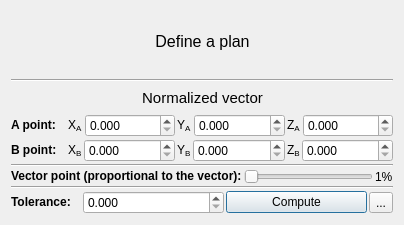
Before: the Qt Designer form qExametrics/exametricsDialog.ui in CleiK/Exametrics, drawn with Qt 5.
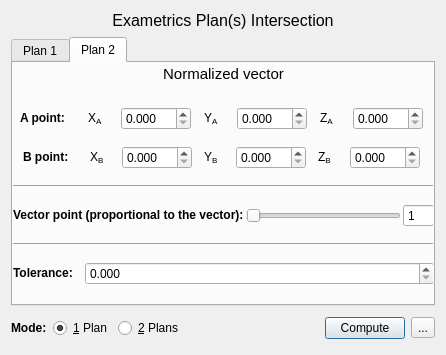
After: the same form once the commit is applied. The open tabs and pages were chosen to show the change. Icons and pictures are not drawn.

Commit message: threaded intersection compute

```diff
--- a/qExametrics/exametricsDialog.ui
+++ b/qExametrics/exametricsDialog.ui
@@ -6,10 +6,16 @@
    <rect>
     <x>0</x>
     <y>0</y>
-    <width>404</width>
-    <height>225</height>
+    <width>440</width>
+    <height>355</height>
    </rect>
   </property>
+  <property name="maximumSize">
+   <size>
+    <width>440</width>
+    <height>355</height>
+   </size>
+  </property>
   <property name="windowTitle">
    <string>Exametrics</string>
   </property>
@@ -40,7 +46,7 @@
         </font>
        </property>
        <property name="text">
-        <string>&lt;html&gt;&lt;head/&gt;&lt;body&gt;&lt;p align=&quot;center&quot;&gt;&lt;span style=&quot; font-size:12pt;&quot;&gt;Define a plan&lt;/span&gt;&lt;/p&gt;&lt;/body&gt;&lt;/html&gt;</string>
+        <string>&lt;html&gt;&lt;head/&gt;&lt;body&gt;&lt;p align=&quot;center&quot;&gt;&lt;span style=&quot; font-size:12pt;&quot;&gt;Exametrics Plan(s) Intersection&lt;/span&gt;&lt;/p&gt;&lt;/body&gt;&lt;/html&gt;</string>
        </property>
        <property name="textFormat">
         <enum>Qt::RichText</enum>
@@ -66,21 +72,35 @@
     </layout>
    </item>
    <item>
-    <widget class="Line" name="line_3">
-     <property name="orientation">
-      <enum>Qt::Horizontal</enum>
+    <widget class="QTabWidget" name="tabWidget">
+     <property name="tabPosition">
+      <enum>QTabWidget::North</enum>
      </property>
-    </widget>
-   </item>
-   <item>
-    <layout class="QVBoxLayout" name="ParametersVerticalLayout">
-     <property name="spacing">
-      <number>2</number>
+     <property name="tabShape">
+      <enum>QTabWidget::Rounded</enum>
      </property>
      <property name="leftMargin">
       <number>0</number>
      </property>
-     <item>
+     <widget class="QWidget" name="tabP1">
+      <property name="minimumSize">
+       <size>
+        <width>420</width>
+        <height>0</height>
+       </size>
+      </property>
+      <attribute name="title">
+       <string>Plan 1</string>
+      </attribute>
+      <widget class="QWidget" name="layoutWidget">
+       <property name="geometry">
+        <rect>
+         <x>0</x>
+         <y>0</y>
+         <width>421</width>
+         <height>27</height>
+        </rect>
+       </property>
       <layout class="QHBoxLayout" name="vectorPointsHorizontalLayout">
        <property name="bottomMargin">
         <number>4</number>
@@ -122,9 +142,28 @@
         </spacer>
        </item>
       </layout>
-     </item>
+      </widget>
+      <widget class="QWidget" name="layoutWidget_2">
+       <property name="geometry">
+        <rect>
+         <x>0</x>
+         <y>30</y>
+         <width>421</width>
+         <height>206</height>
+        </rect>
+       </property>
+       <layout class="QVBoxLayout" name="ParametersVerticalLayout">
+        <property name="spacing">
+         <number>2</number>
+        </property>
+        <property name="leftMargin">
+         <number>0</number>
+        </property>
      <item>
       <layout class="QHBoxLayout" name="APointHLayout">
+          <property name="spacing">
+           <number>6</number>
+          </property>
        <item>
         <widget class="QLabel" name="lblPointA">
          <property name="minimumSize">
@@ -135,7 +174,7 @@
          </property>
          <property name="maximumSize">
           <size>
-           <width>16777215</width>
+              <width>55</width>
            <height>16777215</height>
           </size>
          </property>
@@ -171,6 +210,12 @@
            <verstretch>0</verstretch>
           </sizepolicy>
          </property>
+            <property name="maximumSize">
+             <size>
+              <width>70</width>
+              <height>16777215</height>
+             </size>
+            </property>
          <property name="decimals">
           <number>3</number>
          </property>
@@ -200,6 +245,12 @@
            <verstretch>0</verstretch>
           </sizepolicy>
          </property>
+            <property name="maximumSize">
+             <size>
+              <width>70</width>
+              <height>16777215</height>
+             </size>
+            </property>
          <property name="decimals">
           <number>3</number>
          </property>
@@ -232,6 +283,12 @@
            <verstretch>0</verstretch>
           </sizepolicy>
          </property>
+            <property name="maximumSize">
+             <size>
+              <width>70</width>
+              <height>16777215</height>
+             </size>
+            </property>
          <property name="decimals">
           <number>3</number>
          </property>
@@ -254,7 +311,7 @@
          </property>
          <property name="maximumSize">
           <size>
-           <width>16777215</width>
+              <width>55</width>
            <height>16777215</height>
           </size>
          </property>
@@ -290,6 +347,12 @@
            <verstretch>0</verstretch>
           </sizepolicy>
          </property>
+            <property name="maximumSize">
+             <size>
+              <width>70</width>
+              <height>16777215</height>
+             </size>
+            </property>
          <property name="decimals">
           <number>3</number>
          </property>
@@ -319,6 +382,12 @@
            <verstretch>0</verstretch>
           </sizepolicy>
          </property>
+            <property name="maximumSize">
+             <size>
+              <width>70</width>
+              <height>16777215</height>
+             </size>
+            </property>
          <property name="decimals">
           <number>3</number>
          </property>
@@ -351,6 +420,12 @@
            <verstretch>0</verstretch>
           </sizepolicy>
          </property>
+            <property name="maximumSize">
+             <size>
+              <width>70</width>
+              <height>16777215</height>
+             </size>
+            </property>
          <property name="decimals">
           <number>3</number>
          </property>
@@ -409,9 +484,15 @@
         </widget>
        </item>
        <item>
-        <widget class="QLabel" name="lblCoef">
-         <property name="text">
-          <string>1%</string>
+           <widget class="QSpinBox" name="spbCoef">
+            <property name="buttonSymbols">
+             <enum>QAbstractSpinBox::NoButtons</enum>
+            </property>
+            <property name="minimum">
+             <number>1</number>
+            </property>
+            <property name="maximum">
+             <number>100</number>
          </property>
         </widget>
        </item>
@@ -458,6 +539,527 @@
          </property>
         </widget>
        </item>
+         </layout>
+        </item>
+       </layout>
+      </widget>
+     </widget>
+     <widget class="QWidget" name="tabP2">
+      <attribute name="title">
+       <string>Plan 2</string>
+      </attribute>
+      <widget class="QWidget" name="layoutWidget_3">
+       <property name="geometry">
+        <rect>
+         <x>0</x>
+         <y>0</y>
+         <width>421</width>
+         <height>27</height>
+        </rect>
+       </property>
+       <layout class="QHBoxLayout" name="vectorPointsHorizontalLayout_2">
+        <property name="bottomMargin">
+         <number>4</number>
+        </property>
+        <item>
+         <spacer name="horizontalSpacer_7">
+          <property name="orientation">
+           <enum>Qt::Horizontal</enum>
+          </property>
+          <property name="sizeHint" stdset="0">
+           <size>
+            <width>40</width>
+            <height>20</height>
+           </size>
+          </property>
+         </spacer>
+        </item>
+        <item>
+         <widget class="QLabel" name="lblNormalVector_2">
+          <property name="text">
+           <string>&lt;html&gt;&lt;head/&gt;&lt;body&gt;&lt;p align=&quot;center&quot;&gt;&lt;span style=&quot; font-size:11pt;&quot;&gt;Normalized vector&lt;/span&gt;&lt;/p&gt;&lt;/body&gt;&lt;/html&gt;</string>
+          </property>
+          <property name="textFormat">
+           <enum>Qt::RichText</enum>
+          </property>
+         </widget>
+        </item>
+        <item>
+         <spacer name="horizontalSpacer_8">
+          <property name="orientation">
+           <enum>Qt::Horizontal</enum>
+          </property>
+          <property name="sizeHint" stdset="0">
+           <size>
+            <width>40</width>
+            <height>20</height>
+           </size>
+          </property>
+         </spacer>
+        </item>
+       </layout>
+      </widget>
+      <widget class="QWidget" name="layoutWidget_4">
+       <property name="geometry">
+        <rect>
+         <x>0</x>
+         <y>30</y>
+         <width>421</width>
+         <height>206</height>
+        </rect>
+       </property>
+       <layout class="QVBoxLayout" name="ParametersVerticalLayout_2">
+        <property name="spacing">
+         <number>2</number>
+        </property>
+        <property name="leftMargin">
+         <number>0</number>
+        </property>
+        <item>
+         <layout class="QHBoxLayout" name="APointHLayout_2">
+          <property name="spacing">
+           <number>6</number>
+          </property>
+          <item>
+           <widget class="QLabel" name="lblPointA_2">
+            <property name="minimumSize">
+             <size>
+              <width>55</width>
+              <height>0</height>
+             </size>
+            </property>
+            <property name="maximumSize">
+             <size>
+              <width>55</width>
+              <height>16777215</height>
+             </size>
+            </property>
+            <property name="text">
+             <string>&lt;html&gt;&lt;head/&gt;&lt;body&gt;&lt;p&gt;&lt;span style=&quot; font-weight:600;&quot;&gt;A point:&lt;/span&gt;&lt;/p&gt;&lt;/body&gt;&lt;/html&gt;</string>
+            </property>
+            <property name="textFormat">
+             <enum>Qt::RichText</enum>
+            </property>
+           </widget>
+          </item>
+          <item>
+           <widget class="QLabel" name="lblXA_2">
+            <property name="maximumSize">
+             <size>
+              <width>20</width>
+              <height>16777215</height>
+             </size>
+            </property>
+            <property name="text">
+             <string>&lt;html&gt;&lt;head/&gt;&lt;body&gt;&lt;p&gt;X&lt;span style=&quot; vertical-align:sub;&quot;&gt;A&lt;/span&gt;&lt;/p&gt;&lt;/body&gt;&lt;/html&gt;</string>
+            </property>
+            <property name="textFormat">
+             <enum>Qt::RichText</enum>
+            </property>
+           </widget>
+          </item>
+          <item>
+           <widget class="QDoubleSpinBox" name="spbXA_2">
+            <property name="sizePolicy">
+             <sizepolicy hsizetype="Expanding" vsizetype="Fixed">
+              <horstretch>0</horstretch>
+              <verstretch>0</verstretch>
+             </sizepolicy>
+            </property>
+            <property name="maximumSize">
+             <size>
+              <width>70</width>
+              <height>16777215</height>
+             </size>
+            </property>
+            <property name="decimals">
+             <number>3</number>
+            </property>
+            <property name="singleStep">
+             <double>0.001000000000000</double>
+            </property>
+           </widget>
+          </item>
+          <item>
+           <widget class="QLabel" name="lblYA_2">
+            <property name="maximumSize">
+             <size>
+              <width>20</width>
+              <height>16777215</height>
+             </size>
+            </property>
+            <property name="text">
+             <string>&lt;html&gt;&lt;head/&gt;&lt;body&gt;&lt;p&gt;Y&lt;span style=&quot; vertical-align:sub;&quot;&gt;A&lt;/span&gt;&lt;/p&gt;&lt;/body&gt;&lt;/html&gt;</string>
+            </property>
+           </widget>
+          </item>
+          <item>
+           <widget class="QDoubleSpinBox" name="spbYA_2">
+            <property name="sizePolicy">
+             <sizepolicy hsizetype="Expanding" vsizetype="Fixed">
+              <horstretch>0</horstretch>
+              <verstretch>0</verstretch>
+             </sizepolicy>
+            </property>
+            <property name="maximumSize">
+             <size>
+              <width>70</width>
+              <height>16777215</height>
+             </size>
+            </property>
+            <property name="decimals">
+             <number>3</number>
+            </property>
+            <property name="singleStep">
+             <double>0.001000000000000</double>
+            </property>
+           </widget>
+          </item>
+          <item>
+           <widget class="QLabel" name="lblZA_2">
+            <property name="maximumSize">
+             <size>
+              <width>20</width>
+              <height>16777215</height>
+             </size>
+            </property>
+            <property name="text">
+             <string>&lt;html&gt;&lt;head/&gt;&lt;body&gt;&lt;p&gt;Z&lt;span style=&quot; vertical-align:sub;&quot;&gt;A&lt;/span&gt;&lt;/p&gt;&lt;/body&gt;&lt;/html&gt;</string>
+            </property>
+            <property name="textFormat">
+             <enum>Qt::RichText</enum>
+            </property>
+           </widget>
+          </item>
+          <item>
+           <widget class="QDoubleSpinBox" name="spbZA_2">
+            <property name="sizePolicy">
+             <sizepolicy hsizetype="Expanding" vsizetype="Fixed">
+              <horstretch>0</horstretch>
+              <verstretch>0</verstretch>
+             </sizepolicy>
+            </property>
+            <property name="maximumSize">
+             <size>
+              <width>70</width>
+              <height>16777215</height>
+             </size>
+            </property>
+            <property name="decimals">
+             <number>3</number>
+            </property>
+            <property name="singleStep">
+             <double>0.001000000000000</double>
+            </property>
+           </widget>
+          </item>
+         </layout>
+        </item>
+        <item>
+         <layout class="QHBoxLayout" name="BPointHLayout_2">
+          <item>
+           <widget class="QLabel" name="lblPointB_2">
+            <property name="minimumSize">
+             <size>
+              <width>55</width>
+              <height>0</height>
+             </size>
+            </property>
+            <property name="maximumSize">
+             <size>
+              <width>55</width>
+              <height>16777215</height>
+             </size>
+            </property>
+            <property name="text">
+             <string>&lt;html&gt;&lt;head/&gt;&lt;body&gt;&lt;p&gt;&lt;span style=&quot; font-weight:600;&quot;&gt;B point:&lt;/span&gt;&lt;/p&gt;&lt;/body&gt;&lt;/html&gt;</string>
+            </property>
+            <property name="textFormat">
+             <enum>Qt::RichText</enum>
+            </property>
+           </widget>
+          </item>
+          <item>
+           <widget class="QLabel" name="lblXB_2">
+            <property name="maximumSize">
+             <size>
+              <width>20</width>
+              <height>16777215</height>
+             </size>
+            </property>
+            <property name="text">
+             <string>&lt;html&gt;&lt;head/&gt;&lt;body&gt;&lt;p&gt;X&lt;span style=&quot; vertical-align:sub;&quot;&gt;B&lt;/span&gt;&lt;/p&gt;&lt;/body&gt;&lt;/html&gt;</string>
+            </property>
+            <property name="textFormat">
+             <enum>Qt::RichText</enum>
+            </property>
+           </widget>
+          </item>
+          <item>
+           <widget class="QDoubleSpinBox" name="spbXB_2">
+            <property name="sizePolicy">
+             <sizepolicy hsizetype="Expanding" vsizetype="Fixed">
+              <horstretch>0</horstretch>
+              <verstretch>0</verstretch>
+             </sizepolicy>
+            </property>
+            <property name="maximumSize">
+             <size>
+              <width>70</width>
+              <height>16777215</height>
+             </size>
+            </property>
+            <property name="decimals">
+             <number>3</number>
+            </property>
+            <property name="singleStep">
+             <double>0.001000000000000</double>
+            </property>
+           </widget>
+          </item>
+          <item>
+           <widget class="QLabel" name="lblYB_2">
+            <property name="maximumSize">
+             <size>
+              <width>20</width>
+              <height>16777215</height>
+             </size>
+            </property>
+            <property name="text">
+             <string>&lt;html&gt;&lt;head/&gt;&lt;body&gt;&lt;p&gt;Y&lt;span style=&quot; vertical-align:sub;&quot;&gt;B&lt;/span&gt;&lt;/p&gt;&lt;/body&gt;&lt;/html&gt;</string>
+            </property>
+           </widget>
+          </item>
+          <item>
+           <widget class="QDoubleSpinBox" name="spbYB_2">
+            <property name="sizePolicy">
+             <sizepolicy hsizetype="Expanding" vsizetype="Fixed">
+              <horstretch>0</horstretch>
+              <verstretch>0</verstretch>
+             </sizepolicy>
+            </property>
+            <property name="maximumSize">
+             <size>
+              <width>70</width>
+              <height>16777215</height>
+             </size>
+            </property>
+            <property name="decimals">
+             <number>3</number>
+            </property>
+            <property name="singleStep">
+             <double>0.001000000000000</double>
+            </property>
+           </widget>
+          </item>
+          <item>
+           <widget class="QLabel" name="lblZB_2">
+            <property name="maximumSize">
+             <size>
+              <width>20</width>
+              <height>16777215</height>
+             </size>
+            </property>
+            <property name="text">
+             <string>&lt;html&gt;&lt;head/&gt;&lt;body&gt;&lt;p&gt;Z&lt;span style=&quot; vertical-align:sub;&quot;&gt;B&lt;/span&gt;&lt;/p&gt;&lt;/body&gt;&lt;/html&gt;</string>
+            </property>
+            <property name="textFormat">
+             <enum>Qt::RichText</enum>
+            </property>
+           </widget>
+          </item>
+          <item>
+           <widget class="QDoubleSpinBox" name="spbZB_2">
+            <property name="sizePolicy">
+             <sizepolicy hsizetype="Expanding" vsizetype="Fixed">
+              <horstretch>0</horstretch>
+              <verstretch>0</verstretch>
+             </sizepolicy>
+            </property>
+            <property name="maximumSize">
+             <size>
+              <width>70</width>
+              <height>16777215</height>
+             </size>
+            </property>
+            <property name="decimals">
+             <number>3</number>
+            </property>
+            <property name="singleStep">
+             <double>0.001000000000000</double>
+            </property>
+           </widget>
+          </item>
+         </layout>
+        </item>
+        <item>
+         <widget class="Line" name="line_4">
+          <property name="orientation">
+           <enum>Qt::Horizontal</enum>
+          </property>
+         </widget>
+        </item>
+        <item>
+         <layout class="QHBoxLayout" name="PointHLayout_2">
+          <item>
+           <widget class="QLabel" name="lblPoint_2">
+            <property name="minimumSize">
+             <size>
+              <width>55</width>
+              <height>0</height>
+             </size>
+            </property>
+            <property name="maximumSize">
+             <size>
+              <width>16777215</width>
+              <height>16777215</height>
+             </size>
+            </property>
+            <property name="text">
+             <string>&lt;html&gt;&lt;head/&gt;&lt;body&gt;&lt;p&gt;&lt;span style=&quot; font-weight:600;&quot;&gt;Vector point (proportional to the vector):&lt;/span&gt;&lt;/p&gt;&lt;/body&gt;&lt;/html&gt;</string>
+            </property>
+            <property name="textFormat">
+             <enum>Qt::RichText</enum>
+            </property>
+           </widget>
+          </item>
+          <item>
+           <widget class="QSlider" name="coefSlider_2">
+            <property name="minimum">
+             <number>1</number>
+            </property>
+            <property name="maximum">
+             <number>100</number>
+            </property>
+            <property name="value">
+             <number>1</number>
+            </property>
+            <property name="orientation">
+             <enum>Qt::Horizontal</enum>
+            </property>
+           </widget>
+          </item>
+          <item>
+           <widget class="QSpinBox" name="spbCoef_2">
+            <property name="buttonSymbols">
+             <enum>QAbstractSpinBox::NoButtons</enum>
+            </property>
+            <property name="minimum">
+             <number>1</number>
+            </property>
+            <property name="maximum">
+             <number>100</number>
+            </property>
+           </widget>
+          </item>
+         </layout>
+        </item>
+        <item>
+         <widget class="Line" name="line_5">
+          <property name="orientation">
+           <enum>Qt::Horizontal</enum>
+          </property>
+         </widget>
+        </item>
+        <item>
+         <layout class="QHBoxLayout" name="bottomLayout_2">
+          <item>
+           <widget class="QLabel" name="lblTolerance_2">
+            <property name="minimumSize">
+             <size>
+              <width>70</width>
+              <height>0</height>
+             </size>
+            </property>
+            <property name="maximumSize">
+             <size>
+              <width>70</width>
+              <height>16777215</height>
+             </size>
+            </property>
+            <property name="text">
+             <string>&lt;html&gt;&lt;head/&gt;&lt;body&gt;&lt;p&gt;&lt;span style=&quot; font-weight:600;&quot;&gt;Tolerance:&lt;/span&gt;&lt;/p&gt;&lt;/body&gt;&lt;/html&gt;</string>
+            </property>
+            <property name="textFormat">
+             <enum>Qt::RichText</enum>
+            </property>
+           </widget>
+          </item>
+          <item>
+           <widget class="QDoubleSpinBox" name="toleranceSpb_2">
+            <property name="decimals">
+             <number>3</number>
+            </property>
+            <property name="singleStep">
+             <double>0.001000000000000</double>
+            </property>
+           </widget>
+          </item>
+         </layout>
+        </item>
+       </layout>
+      </widget>
+     </widget>
+    </widget>
+   </item>
+   <item>
+    <layout class="QHBoxLayout" name="horizontalLayout">
+     <item>
+      <widget class="QLabel" name="lblMode">
+       <property name="text">
+        <string>&lt;html&gt;&lt;head/&gt;&lt;body&gt;&lt;p&gt;&lt;span style=&quot; font-weight:600;&quot;&gt;Mode:&lt;/span&gt;&lt;/p&gt;&lt;/body&gt;&lt;/html&gt;</string>
+       </property>
+      </widget>
+     </item>
+     <item>
+      <widget class="QRadioButton" name="rdb1Plan">
+       <property name="text">
+        <string>&amp;1 Plan</string>
+       </property>
+       <property name="checked">
+        <bool>true</bool>
+       </property>
+      </widget>
+     </item>
+     <item>
+      <widget class="QRadioButton" name="rdb2Plan">
+       <property name="text">
+        <string>&amp;2 Plans</string>
+       </property>
+      </widget>
+     </item>
+     <item>
+      <spacer name="horizontalSpacer">
+       <property name="orientation">
+        <enum>Qt::Horizontal</enum>
+       </property>
+       <property name="sizeHint" stdset="0">
+        <size>
+         <width>40</width>
+         <height>20</height>
+        </size>
+       </property>
+      </spacer>
+     </item>
+     <item>
+      <widget class="QLabel" name="lblLoading">
+       <property name="minimumSize">
+        <size>
+         <width>32</width>
+         <height>32</height>
+        </size>
+       </property>
+       <property name="maximumSize">
+        <size>
+         <width>64</width>
+         <height>64</height>
+        </size>
+       </property>
+       <property name="text">
+        <string/>
+       </property>
+      </widget>
+     </item>
        <item>
         <widget class="QPushButton" name="computeButton">
          <property name="text">
@@ -475,8 +1077,6 @@
            <normaloff>:/CC/images/smallCancel.png</normaloff>:/CC/images/smallCancel.png</iconset>
          </property>
         </widget>
-       </item>
-      </layout>
      </item>
     </layout>
    </item>
```
Left out of the diff: 2 changed lines with no effect on the pictures. Lines whose indentation alone changed are shown as unchanged. The commit also changes 11 other files.
